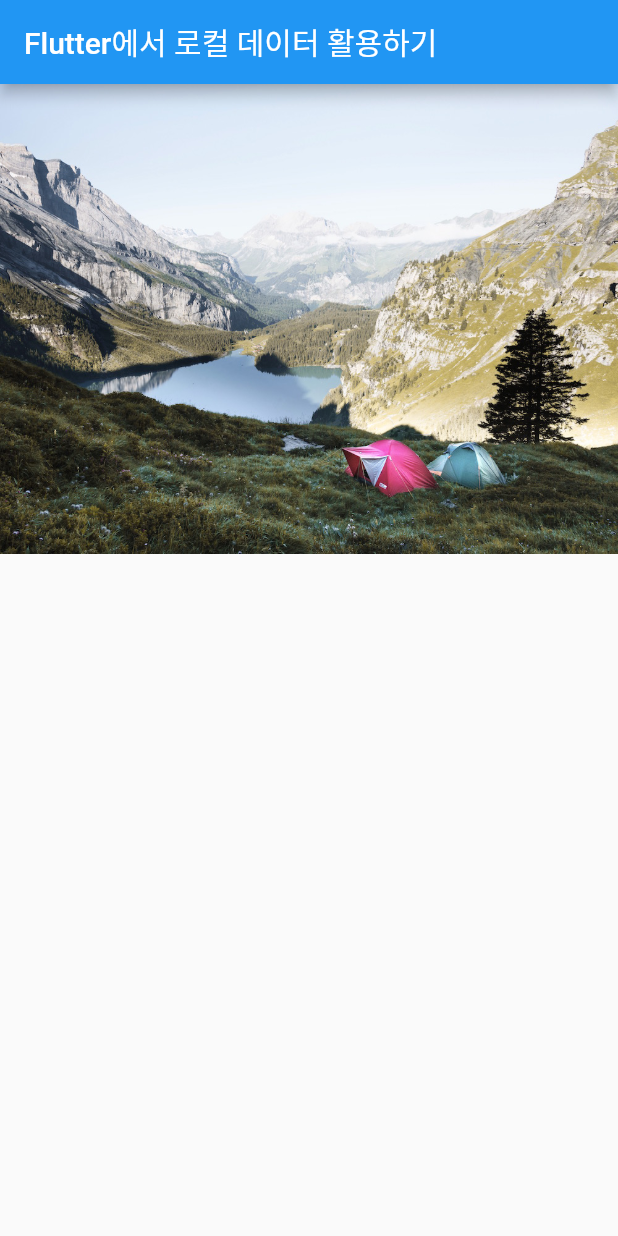
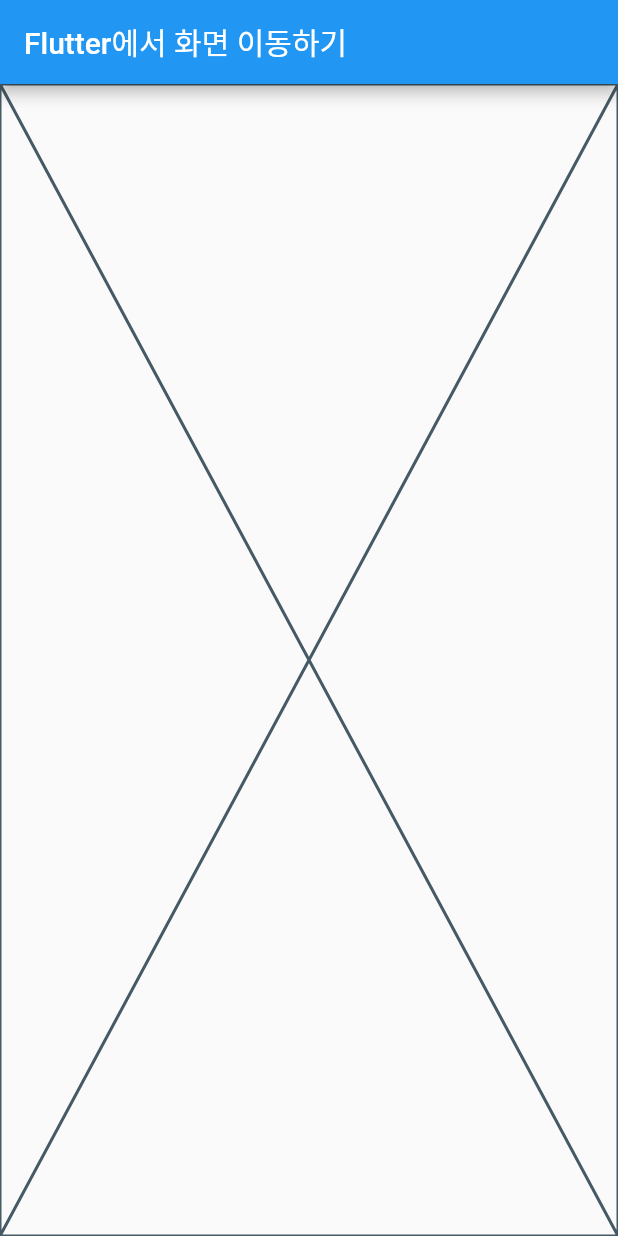
Before and after one commit to dongeranguk/flutter_example, a Flutter app: the screen it shows after launch, on a phone screen of 412 x 824 dp. Run offline on Flutter 3.47's test engine with Material 2 defaults, Android fonts, the phone set to English and light mode, and no system bars.

Commit message:
#20 - 화면 초기화
이번 실습을 진행하기 위해 이전 화면을 초기화한다.

```diff
--- a/lib/main.dart
+++ b/lib/main.dart
@@ -1,24 +1,25 @@
 import 'package:flutter/material.dart';
-
-const String assetsImagePath = "assets/images";
-const String lakeImage = "$assetsImagePath/lake.jpg";
 
 void main() {
   runApp(MaterialApp(
     home: Scaffold(
-      appBar: AppBar(title: const Text('Flutter에서 로컬 데이터 활용하기')),
-      body: const Body(),
-    ),
+        appBar: AppBar(title: const Text('Flutter에서 화면 이동하기')),
+    body: const HomeWidget()),
   ));
 }
 
-class Body extends StatelessWidget {
+class HomeWidget extends StatefulWidget {
 
-  const Body({super.key});
+  const HomeWidget({super.key});
+
+  @override
+  State<HomeWidget> createState() => _HomeWidgetState();
+}
+
+class _HomeWidgetState extends State<HomeWidget> {
 
   @override
   Widget build(BuildContext context) {
-    return Image.asset(lakeImage);
-
+    return const Placeholder();
   }
 }
```
